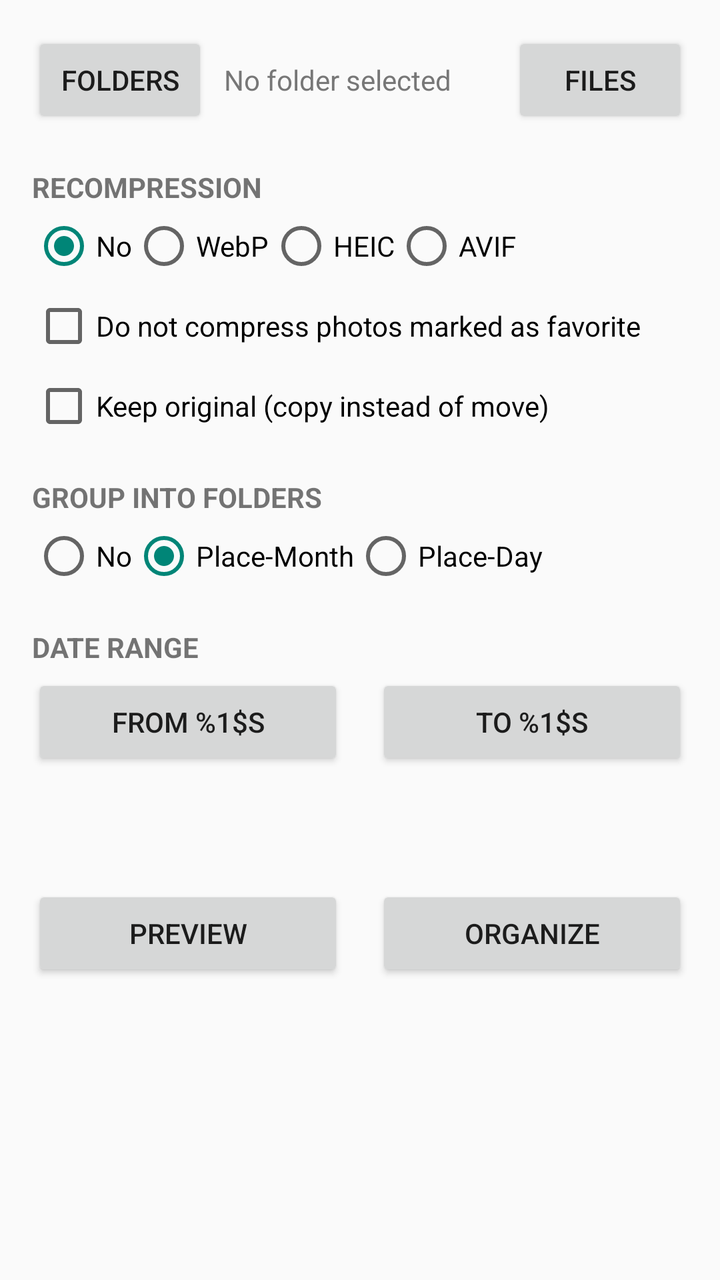
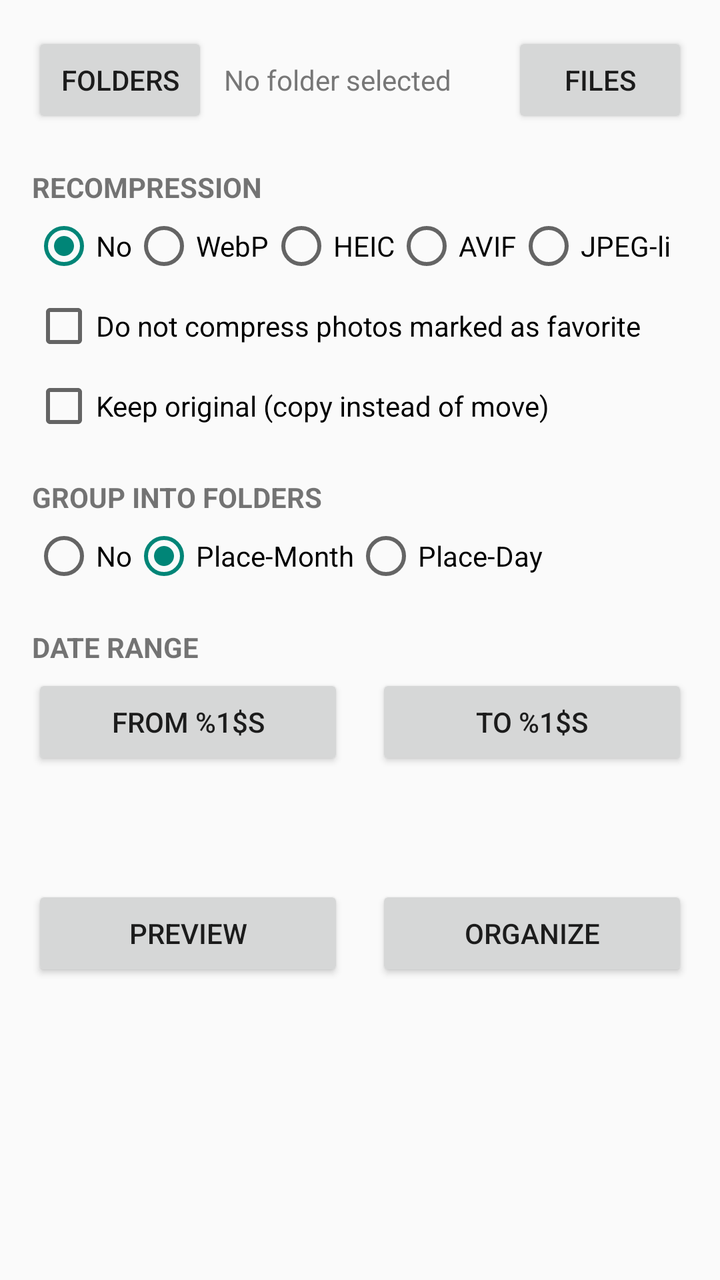

Compare the two renders of this Android layout. The source of the first and the diff that turns it into the second are given below.
<!-- AndroidManifest.xml: activity theme Theme.DCIMSort -->
<!-- res/layout/activity_main.xml -->
<?xml version="1.0" encoding="utf-8"?>
<ScrollView xmlns:android="http://schemas.android.com/apk/res/android"
    android:layout_width="match_parent"
    android:layout_height="match_parent"
    android:fillViewport="true">

    <LinearLayout
        android:layout_width="match_parent"
        android:layout_height="wrap_content"
        android:orientation="vertical"
        android:padding="16dp">

        
        <LinearLayout
            android:layout_width="match_parent"
            android:layout_height="wrap_content"
            android:gravity="center_vertical"
            android:orientation="horizontal">

            <Button
                android:id="@+id/btn_browse"
                android:layout_width="wrap_content"
                android:layout_height="wrap_content"
                android:text="@string/browse" />

            <TextView
                android:id="@+id/txt_folder"
                android:layout_width="0dp"
                android:layout_height="wrap_content"
                android:layout_weight="1"
                android:layout_marginStart="8dp"
                android:layout_marginEnd="8dp"
                android:ellipsize="middle"
                android:gravity="center_vertical|start"
                android:singleLine="true"
                android:text="@string/no_folder_selected"
                android:textColor="#777777" />

            <Button
                android:id="@+id/btn_files"
                android:layout_width="wrap_content"
                android:layout_height="wrap_content"
                android:text="@string/pick_files" />
        </LinearLayout>

        
        <TextView
            android:layout_width="match_parent"
            android:layout_height="wrap_content"
            android:layout_marginTop="20dp"
            android:text="@string/recompress_label"
            android:textAllCaps="true"
            android:textStyle="bold" />

        <RadioGroup
            android:id="@+id/radio_compressmode"
            android:layout_width="match_parent"
            android:layout_height="wrap_content"
            android:layout_marginTop="4dp"
            android:orientation="horizontal">

            <RadioButton
                android:id="@+id/radio_compressnone"
                android:layout_width="wrap_content"
                android:layout_height="wrap_content"
                android:checked="true"
                android:text="@string/compressmode_none" />

            <RadioButton
                android:id="@+id/radio_compresswebp"
                android:layout_width="wrap_content"
                android:layout_height="wrap_content"
                android:text="@string/compressmode_webp" />

            <RadioButton
                android:id="@+id/radio_compressheic"
                android:layout_width="wrap_content"
                android:layout_height="wrap_content"
                android:text="@string/compressmode_heic" />

            <RadioButton
                android:id="@+id/radio_compressavif"
                android:layout_width="wrap_content"
                android:layout_height="wrap_content"
                android:text="@string/compressmode_avif" />
        </RadioGroup>

        
        <LinearLayout
            android:id="@+id/quality_group"
            android:layout_width="match_parent"
            android:layout_height="wrap_content"
            android:layout_marginTop="4dp"
            android:orientation="vertical"
            android:visibility="gone">

            <TextView
                android:id="@+id/txt_quality"
                android:layout_width="wrap_content"
                android:layout_height="wrap_content"
                android:text="@string/quality_label" />

            <SeekBar
                android:id="@+id/seek_quality"
                android:layout_width="match_parent"
                android:layout_height="wrap_content"
                android:max="100"
                android:progress="80" />
        </LinearLayout>

        <CheckBox
            android:id="@+id/check_skip_fav"
            android:layout_width="match_parent"
            android:layout_height="wrap_content"
            android:layout_marginTop="8dp"
            android:text="@string/skip_favorites" />

        <CheckBox
            android:id="@+id/check_keep_original"
            android:layout_width="match_parent"
            android:layout_height="wrap_content"
            android:layout_marginTop="8dp"
            android:text="@string/keep_original" />

        
        <TextView
            android:layout_width="match_parent"
            android:layout_height="wrap_content"
            android:layout_marginTop="20dp"
            android:text="@string/groupfolder_label"
            android:textAllCaps="true"
            android:textStyle="bold" />

        <RadioGroup
            android:id="@+id/radio_groupmode"
            android:layout_width="match_parent"
            android:layout_height="wrap_content"
            android:layout_marginTop="4dp"
            android:orientation="horizontal">

            <RadioButton
                android:id="@+id/radio_groupnone"
                android:layout_width="wrap_content"
                android:layout_height="wrap_content"
                android:text="@string/groupmode_none" />

            <RadioButton
                android:id="@+id/radio_groupplacemonth"
                android:layout_width="wrap_content"
                android:layout_height="wrap_content"
                android:checked="true"
                android:text="@string/groupmode_placemonth" />

            <RadioButton
                android:id="@+id/radio_groupplaceday"
                android:layout_width="wrap_content"
                android:layout_height="wrap_content"
                android:text="@string/groupmode_placeday" />
        </RadioGroup>

        
        <LinearLayout
            android:id="@+id/date_range_group"
            android:layout_width="match_parent"
            android:layout_height="wrap_content"
            android:orientation="vertical">

            <TextView
                android:layout_width="match_parent"
                android:layout_height="wrap_content"
                android:layout_marginTop="20dp"
                android:text="@string/date_range_label"
                android:textAllCaps="true"
                android:textStyle="bold" />

            <LinearLayout
                android:layout_width="match_parent"
                android:layout_height="wrap_content"
                android:layout_marginTop="4dp"
                android:orientation="horizontal">

                <Button
                    android:id="@+id/btn_date_from"
                    android:layout_width="0dp"
                    android:layout_height="wrap_content"
                    android:layout_marginEnd="8dp"
                    android:layout_weight="1"
                    android:text="@string/date_from_label" />

                <Button
                    android:id="@+id/btn_date_to"
                    android:layout_width="0dp"
                    android:layout_height="wrap_content"
                    android:layout_marginStart="8dp"
                    android:layout_weight="1"
                    android:text="@string/date_to_label" />
            </LinearLayout>
        </LinearLayout>

        
        <TextView
            android:id="@+id/txt_plan"
            android:layout_width="match_parent"
            android:layout_height="wrap_content"
            android:layout_marginTop="16dp"
            android:textSize="16sp"
            android:textStyle="bold" />

        
        <LinearLayout
            android:layout_width="match_parent"
            android:layout_height="wrap_content"
            android:layout_marginTop="20dp"
            android:orientation="horizontal">

            <Button
                android:id="@+id/btn_preview"
                android:layout_width="0dp"
                android:layout_height="wrap_content"
                android:layout_marginEnd="8dp"
                android:layout_weight="1"
                android:text="@string/preview" />

            <Button
                android:id="@+id/btn_organize"
                android:layout_width="0dp"
                android:layout_height="wrap_content"
                android:layout_marginStart="8dp"
                android:layout_weight="1"
                android:text="@string/organize" />
        </LinearLayout>

        
        <LinearLayout
            android:id="@+id/progress_group"
            android:layout_width="match_parent"
            android:layout_height="wrap_content"
            android:layout_marginTop="24dp"
            android:orientation="vertical"
            android:visibility="gone">

            <ProgressBar
                android:id="@+id/progress_bar"
                style="?android:attr/progressBarStyleHorizontal"
                android:layout_width="match_parent"
                android:layout_height="wrap_content"
                android:max="100" />

            <TextView
                android:id="@+id/txt_progress"
                android:layout_width="match_parent"
                android:layout_height="wrap_content"
                android:layout_marginTop="4dp" />

            <Button
                android:id="@+id/btn_stop"
                android:layout_width="wrap_content"
                android:layout_height="wrap_content"
                android:layout_gravity="end"
                android:layout_marginTop="4dp"
                android:text="@string/stop" />
        </LinearLayout>

    </LinearLayout>
</ScrollView>
<!-- resources referenced by this layout -->
<resources>
  <string name="browse">Folders</string>
  <string name="compressmode_avif">AVIF</string>
  <string name="compressmode_heic">HEIC</string>
  <string name="compressmode_none">No</string>
  <string name="compressmode_webp">WebP</string>
  <string name="date_from_label">From %1$s</string>
  <string name="date_range_label">Date range</string>
  <string name="date_to_label">To %1$s</string>
  <string name="groupfolder_label">Group into folders</string>
  <string name="groupmode_none">No</string>
  <string name="groupmode_placeday">Place-Day</string>
  <string name="groupmode_placemonth">Place-Month</string>
  <string name="keep_original">Keep original (copy instead of move)</string>
  <string name="no_folder_selected">No folder selected</string>
  <string name="organize">Organize</string>
  <string name="pick_files">Files</string>
  <string name="preview">Preview</string>
  <string name="quality_label">Quality: %1$d</string>
  <string name="recompress_label">Recompression</string>
  <string name="skip_favorites">Do not compress photos marked as favorite</string>
  <string name="stop">Stop</string>
  <style name="Theme.DCIMSort" parent="android:Theme.Material.Light.NoActionBar" />
</resources>

<!-- the commit's change to res/layout/activity_main.xml (unified diff, before → after) -->
@@ -83,6 +83,12 @@
                 android:layout_width="wrap_content"
                 android:layout_height="wrap_content"
                 android:text="@string/compressmode_avif" />
+
+            <RadioButton
+                android:id="@+id/radio_compressjpeg"
+                android:layout_width="wrap_content"
+                android:layout_height="wrap_content"
+                android:text="@string/compressmode_jpeg" />
         </RadioGroup>
 
         
<!-- resource entries referenced after the edit -->
@@ -3,6 +3,7 @@
   <string name="browse">Folders</string>
   <string name="compressmode_avif">AVIF</string>
   <string name="compressmode_heic">HEIC</string>
+  <string name="compressmode_jpeg">JPEG-li</string>
   <string name="compressmode_none">No</string>
   <string name="compressmode_webp">WebP</string>
   <string name="date_from_label">From %1$s</string>
